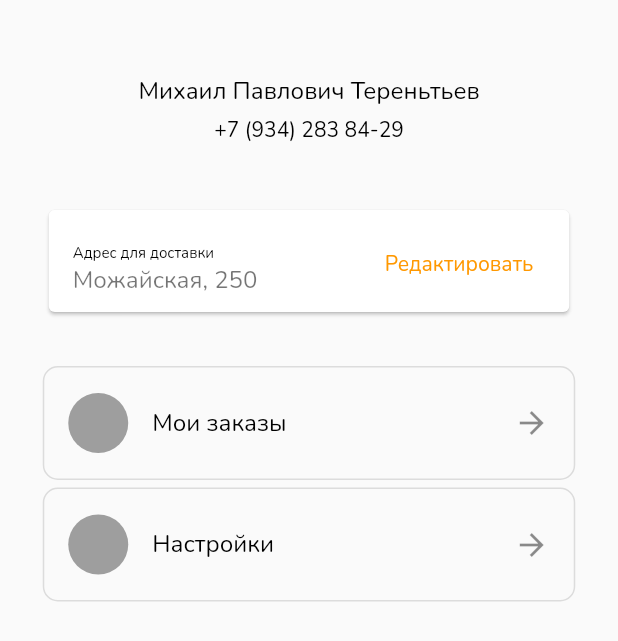
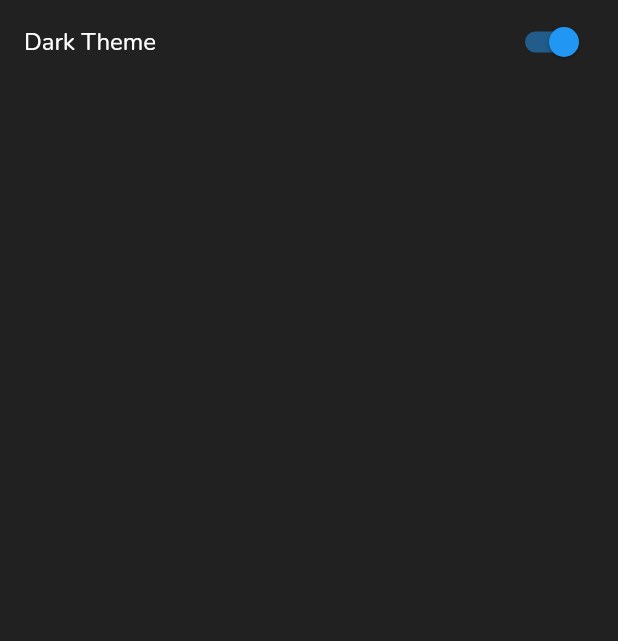
Before and after one commit to ReydL/Delivery, a Flutter app: the ProfileScreen screen opened directly, after a tap on "Настройки", on a phone screen of 412 x 824 dp. Shown: the top 641 px of the screen. Run offline on Flutter 3.47's test engine with Material 2 defaults, Android fonts, the phone set to English and light mode, and no system bars; our stand-ins replace shared_preferences; accounts and stored records are empty.

Commit message:
1.Добавил темную тему. 2. Добавил возможность переключения между темами

```diff
--- a/lib/config/app_theme.dart
+++ b/lib/config/app_theme.dart
@@ -1,11 +1,12 @@
 import 'package:flutter/material.dart';
 
-class DeliveryAppTheme{
+class LightAppTheme{
   static ThemeData of(context){
     var theme = Theme.of(context);
     return theme.copyWith(
+
       primaryColor: Colors.orange,
-      backgroundColor: Colors.white70,
+      backgroundColor: Colors.white,
       bottomNavigationBarTheme: theme.bottomNavigationBarTheme.copyWith(
         selectedItemColor: Colors.orange,
         unselectedItemColor: Colors.grey,
@@ -31,7 +32,41 @@ class DeliveryAppTheme{
           fontWeight: FontWeight.w400,
         ),
       ),
-
     );
   }
 }
+
+class DarkAppTheme{
+  static ThemeData of(context){
+    var theme = Theme.of(context);
+    return theme.copyWith(
+      primaryColor: Colors.deepOrangeAccent,
+      backgroundColor: Colors.grey.shade900,
+      bottomNavigationBarTheme: theme.bottomNavigationBarTheme.copyWith(
+        selectedItemColor: Colors.deepOrangeAccent,
+        unselectedItemColor: Colors.white70,
+        backgroundColor: Colors.grey.shade700,
+      ),
+      textTheme: theme.textTheme.copyWith(
+        headline5: theme.textTheme.headline5!.copyWith(
+          color: Colors.white,
+          fontSize: 26,
+          fontFamily: 'Nunito',
+          fontWeight: FontWeight.w700,
+        ),
+        bodyText1: theme.textTheme.bodyText1!.copyWith(
+          color: Colors.white,
+          fontSize: 16,
+          fontFamily: 'Nunito',
+          fontWeight: FontWeight.w400,
+        ),
+        subtitle1: theme.textTheme.subtitle1!.copyWith(
+          color: Colors.white,
+          fontSize: 14,
+          fontFamily: 'Nunito',
+          fontWeight: FontWeight.w400,
+        ),
+      ),
+    );
+  }
+}
--- /dev/null
+++ b/lib/config/theme_provider.dart
@@ -0,0 +1,12 @@
+import 'package:flutter/material.dart';
+
+class ThemeProvider extends ChangeNotifier{
+  ThemeMode themeMode = ThemeMode.dark;
+
+  bool get isDarkMode => themeMode == ThemeMode.dark;
+
+  void toggleTheme(bool isOn){
+    themeMode = isOn ? ThemeMode.dark : ThemeMode.light;
+    notifyListeners();
+  }
+}
--- a/lib/pages/map_screen.dart
+++ b/lib/pages/map_screen.dart
@@ -10,6 +10,7 @@ class MapScreen extends StatefulWidget {
 class _MapScreenState extends State<MapScreen> {
   @override
   Widget build(BuildContext context) {
-    return Scaffold(appBar: AppBar(title: Text('Map'),),);
+    return Scaffold(
+      appBar: AppBar(title: Text('Map'),),);
   }
 }
--- a/lib/pages/profile_screen.dart
+++ b/lib/pages/profile_screen.dart
@@ -1,5 +1,4 @@
-
-
+import 'package:delivery/config/user_preference.dart';
 import 'package:flutter/material.dart';
 
 class ProfileScreen extends StatefulWidget {
@@ -9,12 +8,11 @@ class ProfileScreen extends StatefulWidget {
 }
 
 class _ProfileScreenState extends State<ProfileScreen> {
-
-
   @override
   Widget build(BuildContext context) {
     final theme = Theme.of(context);
     return Scaffold(
+      backgroundColor: theme.backgroundColor,
       body: Container(
         child: ListView(
           children: [
@@ -48,12 +46,17 @@ class _ProfileScreenState extends State<ProfileScreen> {
                           height: 76,
                           width: 355,
                           decoration: BoxDecoration(
+                            color:
+                                theme.bottomNavigationBarTheme.backgroundColor,
                             borderRadius: BorderRadius.circular(10),
                             border: Border.all(color: Colors.black12, width: 1),
                           ),
                           child: ListTile(
                             onTap: () {},
-                            title: Text('Мои заказы', style: theme.textTheme.bodyText1,),
+                            title: Text(
+                              'Мои заказы',
+                              style: theme.textTheme.bodyText1,
+                            ),
                             leading: Container(
                               width: 40,
                               height: 40,
@@ -73,12 +76,19 @@ class _ProfileScreenState extends State<ProfileScreen> {
                           height: 76,
                           width: 355,
                           decoration: BoxDecoration(
+                            color:
+                                theme.bottomNavigationBarTheme.backgroundColor,
                             borderRadius: BorderRadius.circular(10),
                             border: Border.all(color: Colors.black12, width: 1),
                           ),
                           child: ListTile(
-                            onTap: () {},
-                            title: Text('Настройки', style: theme.textTheme.bodyText1,),
+                            onTap: () {
+                              Navigator.pushNamed(context, '/settings');
+                            },
+                            title: Text(
+                              'Настройки',
+                              style: theme.textTheme.bodyText1,
+                            ),
                             leading: Container(
                               width: 40,
                               height: 40,
@@ -109,11 +119,19 @@ class AdressRow extends StatefulWidget {
 }
 
 class _AdressRowState extends State<AdressRow> {
-  String adress = 'Можайская, 250';
+  String address = 'Можайская, 250';
+  final _storage = UserPreference();
+  String preadress = '';
 
-  String preadress = '';
+  @override
+  void initState()  {
+    super.initState();
+
+    //address =  _storage.getAddress();
+  }
   @override
   Widget build(BuildContext context) {
+    final theme = Theme.of(context);
     return Container(
       alignment: Alignment.center,
       width: 355,
@@ -122,6 +140,7 @@ class _AdressRowState extends State<AdressRow> {
         borderRadius: BorderRadius.circular(10),
       ),
       child: Card(
+        color: theme.bottomNavigationBarTheme.backgroundColor,
         child: ListTile(
           title: Text(
             'Адрес для доставки',
@@ -131,12 +150,8 @@ class _AdressRowState extends State<AdressRow> {
             ),
           ),
           subtitle: Text(
-            adress,
-            style: TextStyle(
-              fontFamily: 'Nunito',
-              fontSize: 16,
-              fontWeight: FontWeight.normal,
-            ),
+            address,
+            style: theme.textTheme.bodyText1,
           ),
           trailing: TextButton(
             onPressed: () {
@@ -144,13 +159,10 @@ class _AdressRowState extends State<AdressRow> {
                   context: context,
                   builder: (BuildContext context) {
                     return AlertDialog(
+                      backgroundColor: theme.backgroundColor,
                       title: Text(
                         'Укажите адрес доставки: ',
-                        style: TextStyle(
-                          fontFamily: 'Nunito',
-                          fontSize: 16,
-                          fontWeight: FontWeight.normal,
-                        ),
+                        style: theme.textTheme.bodyText1,
                       ),
                       content: TextField(
                         onChanged: (String value) {
@@ -159,16 +171,19 @@ class _AdressRowState extends State<AdressRow> {
                       ),
                       actions: [
                         TextButton(
-                            child: Text('Изменить'),
-                            onPressed: () {
-                              setState(() {
-                                adress = preadress;
-                              });
-
+                            child: Text(
+                              'Изменить',
+                              style: theme.textTheme.subtitle1!
+                                  .copyWith(color: theme.primaryColor),
+                            ),
+                            onPressed: () async {
+                              await _storage.setAddress(preadress);
                               Navigator.of(context).pop();
                             }),
                         TextButton(
-                            child: Text('Отмена'),
+                            child: Text('Отмена',
+                                style: theme.textTheme.subtitle1!
+                                    .copyWith(color: theme.primaryColor)),
                             onPressed: () {
                               Navigator.of(context).pop();
                             }),
@@ -178,11 +193,8 @@ class _AdressRowState extends State<AdressRow> {
             },
             child: Text(
               'Редактировать',
-              style: TextStyle(
-                fontFamily: 'Nunito',
-                fontSize: 14,
-                color: Colors.orange,
-              ),
+              style: theme.textTheme.subtitle1!
+                  .copyWith(color: theme.primaryColor),
             ),
           ),
         ),
--- a/lib/pages/restaurant_screen.dart
+++ b/lib/pages/restaurant_screen.dart
@@ -21,6 +21,7 @@ class _RestaurantScreenState extends State<RestaurantScreen> {
   Widget build(BuildContext context) {
     final theme = Theme.of(context);
     return Scaffold(
+      backgroundColor: theme.backgroundColor,
       appBar: AppBar(
         backgroundColor: theme.backgroundColor,
         title: TopRow(),
@@ -39,11 +40,7 @@ class _RestaurantScreenState extends State<RestaurantScreen> {
                   children: [
                     SizedBox(width: 12,),
                     Text('Бургеры',
-                      style: TextStyle(
-                        fontFamily: 'Nunito',
-                        fontSize: 16,
-                        fontWeight: FontWeight.bold,
-                      ),),
+                      style: theme.textTheme.bodyText1!.copyWith(fontWeight: FontWeight.w700)),
                     SizedBox(height: 16,),
                   ],
                 ),
--- a/lib/pages/search_screen.dart
+++ b/lib/pages/search_screen.dart
@@ -13,6 +13,7 @@ class _SearchScreenState extends State<SearchScreen> {
   Widget build(BuildContext context) {
     final theme = Theme.of(context);
     return Scaffold(
+      backgroundColor: theme.backgroundColor,
       appBar: AppBar(
         backgroundColor: theme.backgroundColor,
         title: TopRow(),
@@ -71,11 +72,13 @@ class ElementOfGridRestaurantsData {
   ElementOfGridRestaurantsData({required this.image,required this.nameOfImage});
 }
 class ElementOfGridRestaurants extends StatelessWidget{
+
   final ElementOfGridRestaurantsData data;
   const ElementOfGridRestaurants({Key? key, required this.data}) : super(key: key);
 
   @override
   Widget build(BuildContext context) {
+    final theme = Theme.of(context);
     return SizedBox(
       child: Column(
         children: [
@@ -93,11 +96,7 @@ class ElementOfGridRestaurants extends StatelessWidget{
           SizedBox(height: 5,),
           Text(
             data.nameOfImage,
-            style: TextStyle(
-              fontFamily: 'Nunito',
-              fontWeight: FontWeight.w400,
-              fontSize: 14,
-            ),
+            style: theme.textTheme.subtitle1,
           )
         ],
       ),
--- /dev/null
+++ b/lib/pages/settings_page.dart
@@ -0,0 +1,34 @@
+import 'package:delivery/config/theme_provider.dart';
+import 'package:flutter/material.dart';
+import 'package:provider/provider.dart';
+
+class SettingsPage extends StatefulWidget {
+  const SettingsPage({Key? key}) : super(key: key);
+
+  @override
+  State<SettingsPage> createState() => _SettingsPageState();
+}
+
+class _SettingsPageState extends State<SettingsPage> {
+
+  @override
+  Widget build(BuildContext context) {
+    final themeProvider = Provider.of<ThemeProvider>(context);
+    return Scaffold(
+      backgroundColor: Theme.of(context).backgroundColor,
+      body: SafeArea(
+        child: Column(
+          children: [
+           SwitchListTile(
+             title: Text('Dark Theme', style: Theme.of(context).textTheme.bodyText1,),
+             value: themeProvider.isDarkMode,
+             onChanged: (bool value){
+               final provider = Provider.of<ThemeProvider>(context,listen: false);
+               provider.toggleTheme(value);
+             },)
+          ],
+        ),
+      ),
+    );
+  }
+}
--- a/lib/widgets/cards_burger.dart
+++ b/lib/widgets/cards_burger.dart
@@ -64,6 +64,7 @@ class Description extends StatelessWidget {
           borderRadius: BorderRadius.circular(10),
         ),
         child: Card(
+          color: theme.bottomNavigationBarTheme.backgroundColor,
           child: Column(
             children: [
               Container(
--- a/lib/widgets/flex_container.dart
+++ b/lib/widgets/flex_container.dart
@@ -67,7 +67,9 @@ class _MyFlexContainerState extends State<MyFlexContainer> {
   Widget build(BuildContext context) {
     final theme = Theme.of(context);
     return Container(
+      color: theme.bottomNavigationBarTheme.backgroundColor,
       padding: EdgeInsets.only(bottom: 15),
+      margin: EdgeInsets.only(bottom: 15),
       child: Row(
         mainAxisAlignment: MainAxisAlignment.center,
         children: [
--- a/lib/widgets/recomindation.dart
+++ b/lib/widgets/recomindation.dart
@@ -36,6 +36,7 @@ class RecBox extends StatelessWidget {
   const RecBox({Key? key, required this.data}) : super(key: key);
   @override
   Widget build(BuildContext context) {
+    final theme = Theme.of(context);
     return Container(
       child: Column(
         mainAxisAlignment: MainAxisAlignment.center,
@@ -55,10 +56,7 @@ class RecBox extends StatelessWidget {
           ),
           Text(
             data.text,
-            style: TextStyle(
-              fontFamily: 'Nunito',
-              fontSize: 14,
-            ),
+            style: theme.textTheme.subtitle1,
             textAlign: TextAlign.center,
             softWrap: true,
           ),
--- a/lib/widgets/restaurant_card.dart
+++ b/lib/widgets/restaurant_card.dart
@@ -43,6 +43,7 @@ class RestaurantCard extends StatelessWidget {
   const RestaurantCard({Key? key,required this.data}) : super(key: key);
   @override
   Widget build(BuildContext context) {
+    final theme = Theme.of(context);
     return Container(
       width: 363,
       height: 260,
@@ -59,6 +60,7 @@ class RestaurantCard extends StatelessWidget {
           Navigator.pushNamed(context, '/restaurant');
         },
         child: Card(
+          color: theme.bottomNavigationBarTheme.backgroundColor,
           child: Container(
             child: Column(
               children: [
--- a/lib/widgets/restaurant_discription.dart
+++ b/lib/widgets/restaurant_discription.dart
@@ -7,6 +7,7 @@ class RestaurantDiscription extends StatelessWidget {
 
   @override
   Widget build(BuildContext context) {
+    final theme = Theme.of(context);
     return Container(
 
       alignment: Alignment.center,
@@ -17,19 +18,12 @@ class RestaurantDiscription extends StatelessWidget {
         children: [
           Text(
             'Burger King',
-            style: TextStyle(
-              fontFamily: 'Nunito',
-              fontSize: 26,
-              fontWeight: FontWeight.bold,
-            ),
+            style: theme.textTheme.headline5,
             textAlign: TextAlign.center,
           ),
           Text(
             'Большой выбор бургеров, картошки\n и прочего, что вам нравится',
-            style: TextStyle(
-              fontFamily: 'Nunito',
-              fontSize: 14,
-            ),
+            style: theme.textTheme.subtitle1,
             textAlign: TextAlign.center,
           ),
           SizedBox(height: 12,),
--- a/pubspec.yaml
+++ b/pubspec.yaml
@@ -29,7 +29,8 @@ environment:
 dependencies:
   flutter:
     sdk: flutter
-
+  provider: ^6.0.2
+  shared_preferences: ^2.0.13
 
   # The following adds the Cupertino Icons font to your application.
   # Use with the CupertinoIcons class for iOS style icons.
```
Also changed, not shown: lib/config/user_preference.dart (added, +24 -0 lines), lib/main.dart (+18 -7 lines), lib/widgets/type_of_dish.dart (+3 -4 lines), pubspec.lock.
